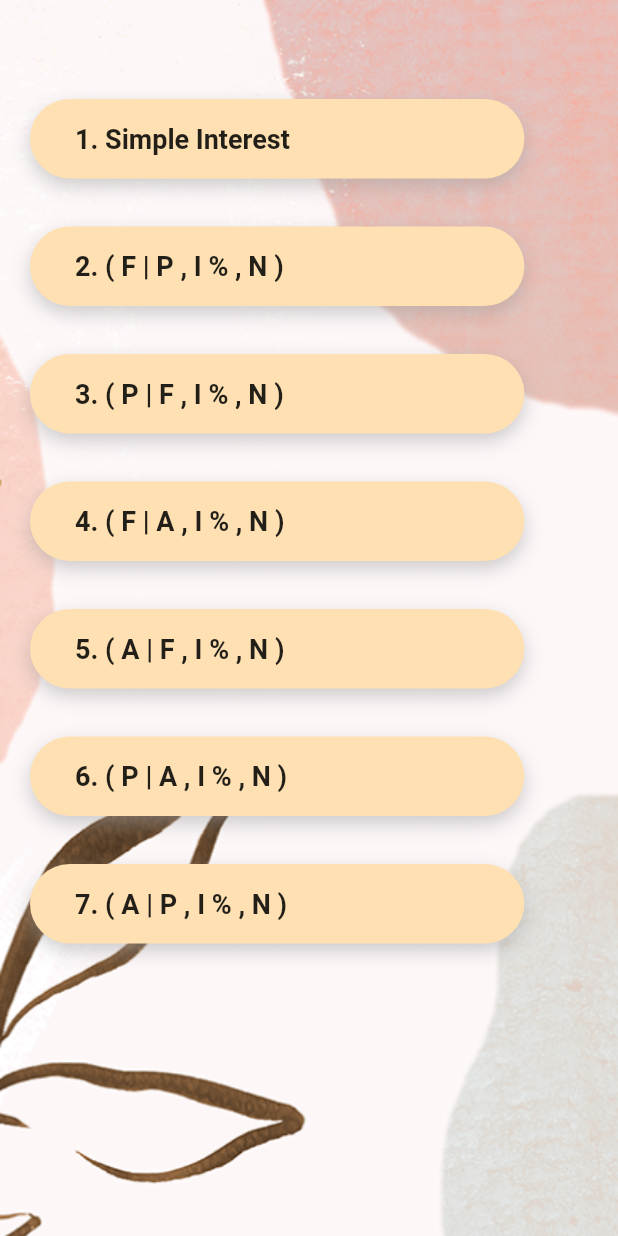
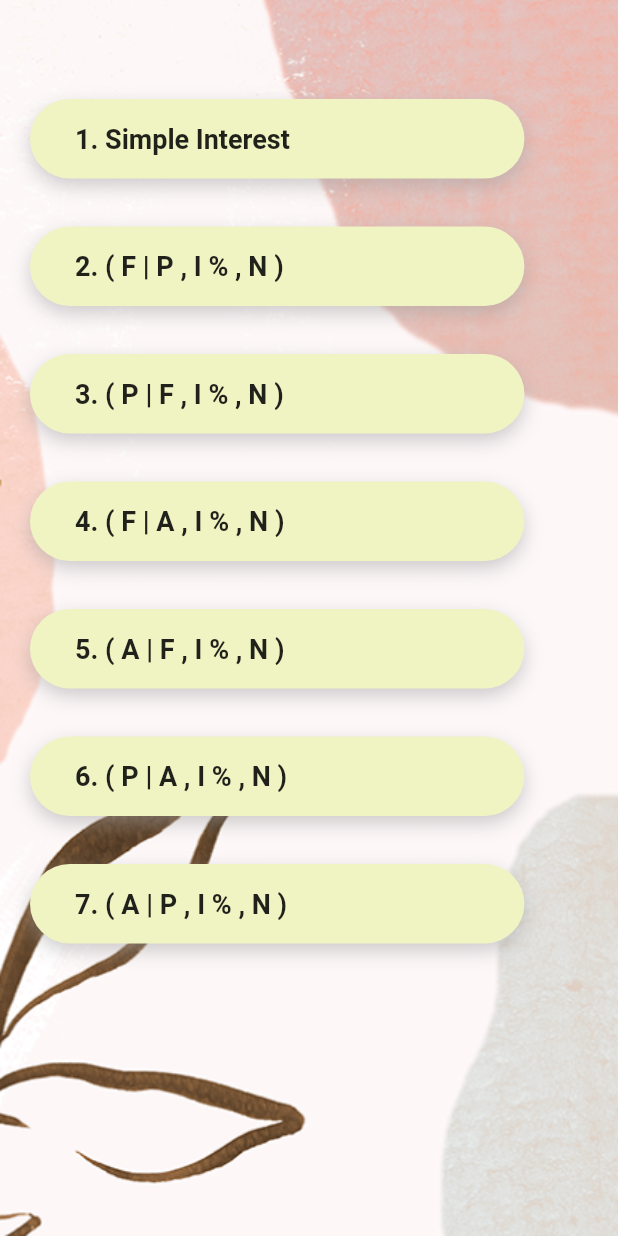
Before and after one commit to nishamghimire5/Economics-YoYo, a Flutter app: the TimeValueMoney screen opened directly, on a phone screen of 412 x 824 dp. Run offline on Flutter 3.47's test engine with Material 2 defaults, Android fonts, the phone set to English and light mode, and no system bars.

```diff
--- a/lib/widgets/rounded_button.dart
+++ b/lib/widgets/rounded_button.dart
@@ -30,7 +30,7 @@ class RoundedButton extends StatelessWidget {
           horizontal: 30,
         ),
         decoration: BoxDecoration(
-          color: Colors.orange[100],
+          color: Colors.lime[100],
           borderRadius: BorderRadius.circular(30),
           boxShadow: [
             BoxShadow(
```
